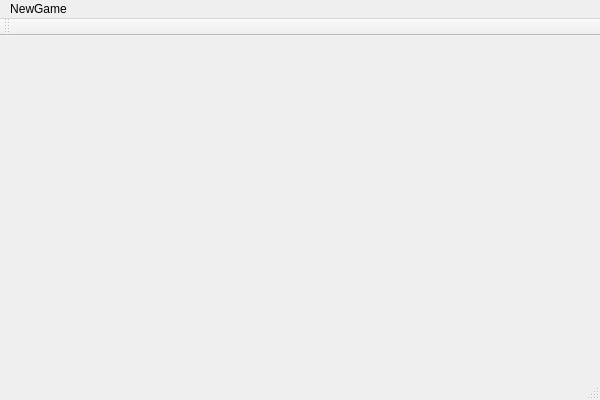
Aria-K-Alethia/SE-Sudoku-Pair, file Sudoku_GUI/Sudoku_GUI.ui: the form before one commit.
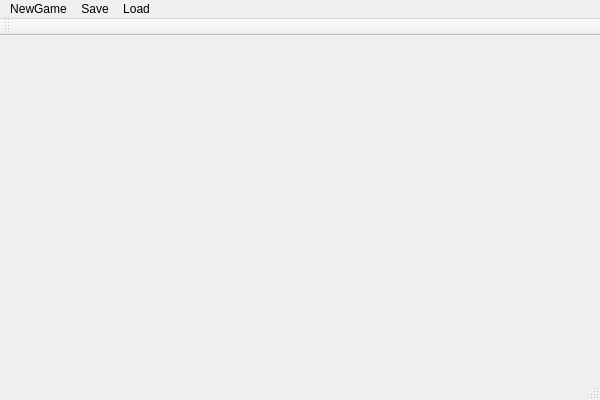
The form after the commit.

```diff
--- a/Sudoku_GUI/Sudoku_GUI.ui
+++ b/Sudoku_GUI/Sudoku_GUI.ui
@@ -20,7 +20,7 @@
      <x>0</x>
      <y>0</y>
      <width>600</width>
-     <height>30</height>
+     <height>26</height>
     </rect>
    </property>
    <widget class="QMenu" name="menuNewGame">
@@ -28,7 +28,19 @@
      <string>NewGame</string>
     </property>
    </widget>
+   <widget class="QMenu" name="menuSave">
+    <property name="title">
+     <string>Save</string>
+    </property>
+   </widget>
+   <widget class="QMenu" name="menuLoad">
+    <property name="title">
+     <string>Load</string>
+    </property>
+   </widget>
    <addaction name="menuNewGame"/>
+   <addaction name="menuSave"/>
+   <addaction name="menuLoad"/>
   </widget>
   <widget class="QToolBar" name="mainToolBar">
    <attribute name="toolBarArea">
```
